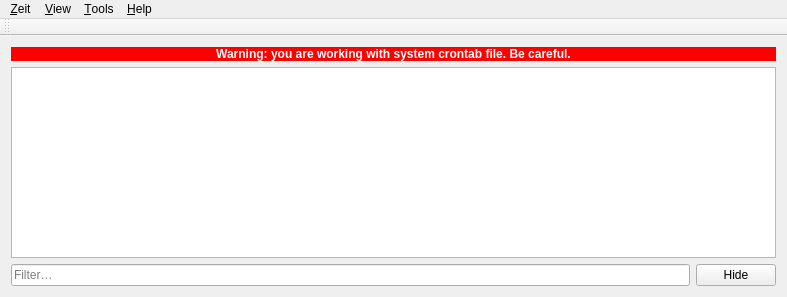
The window that src/mainwindow.ui (loimu/zeit) describes before a commit, drawn with Qt 5.
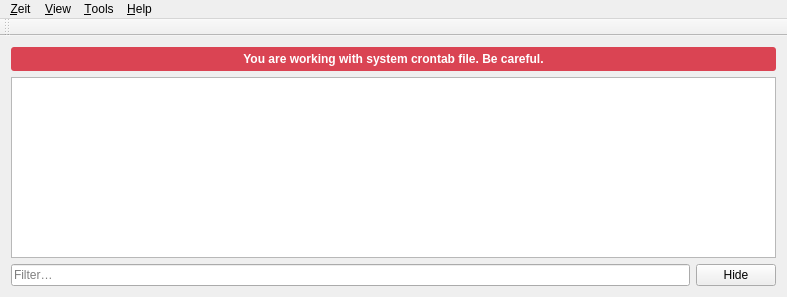
The same window after the commit. Icons and pictures are not drawn.

Commit message: zeit: update warning visual style

The edit to the form file:
```diff
--- a/src/mainwindow.ui
+++ b/src/mainwindow.ui
@@ -28,10 +28,10 @@
        </sizepolicy>
       </property>
       <property name="styleSheet">
-       <string notr="true">background:red;color:white;</string>
+       <string notr="true">background:#da4453;color:white;border-radius:3px;padding-top:5px;padding-bottom:5px;</string>
       </property>
       <property name="text">
-       <string>&lt;b&gt;Warning: you are working with system crontab file. Be careful.&lt;/b&gt;</string>
+       <string>&lt;b&gt;You are working with system crontab file. Be careful.&lt;/b&gt;</string>
       </property>
       <property name="textFormat">
        <enum>Qt::RichText</enum>
```
